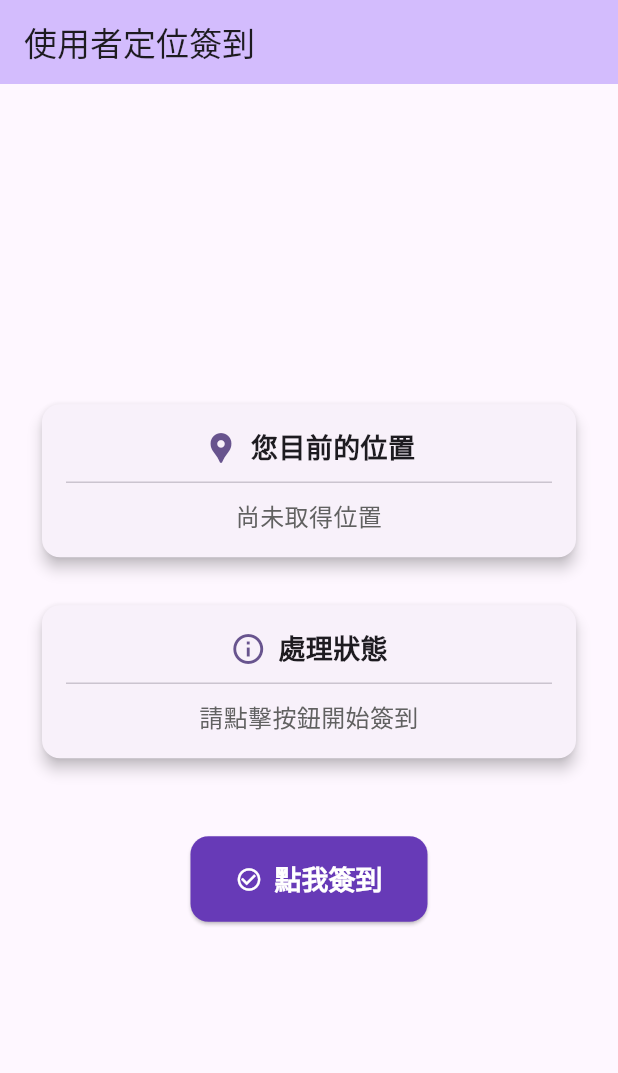
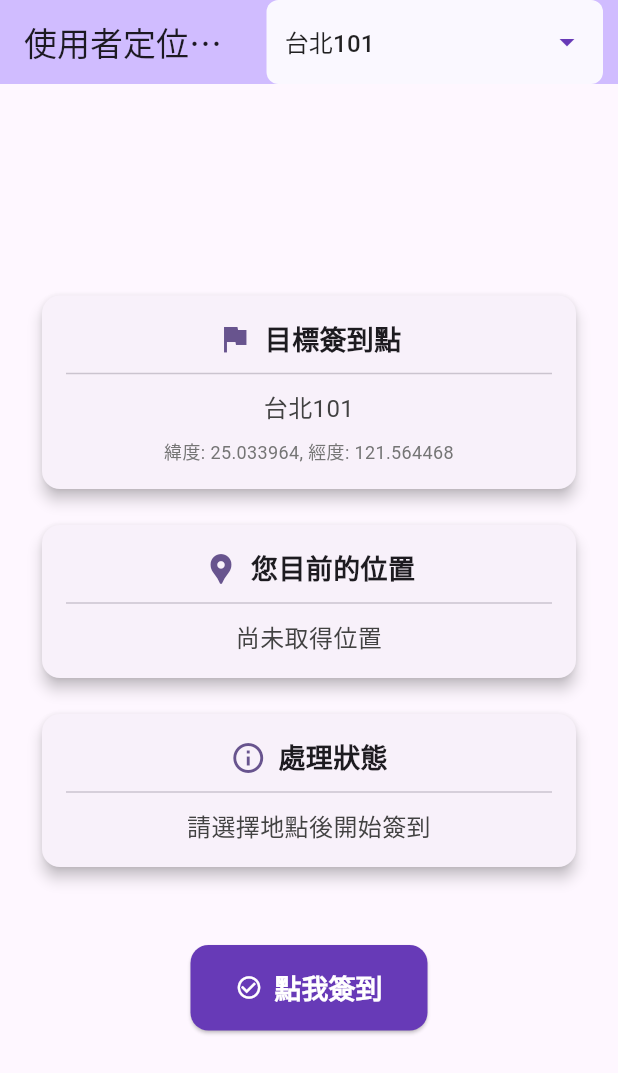
Before and after one commit to william11123/demo_flutter, a Flutter app: the screen it shows after launch, on a phone screen of 412 x 824 dp. Shown: the top 1073 px of the screen. Run offline on Flutter 3.47's test engine with Material 3 defaults, Android fonts, the phone set to English and light mode, and no system bars; our stand-ins replace geolocator.

Commit message:
重構地點簽到功能，新增地點選擇下拉式選單，更新簽到邏輯及UI顯示

```diff
--- a/lib/main.dart
+++ b/lib/main.dart
@@ -5,34 +5,14 @@ import 'dart:convert'; // 用於處理 JSON
 import 'dart:async'; // 用於 Timeout 處理
 import 'dart:io' show Platform; // 用於判斷平台
 
-/*
- * =================================================================================
- * 重要提醒：專案設定
- * =================================================================================
- *
- * 1. pubspec.yaml:
- * 請確保您已經在 pubspec.yaml 的 dependencies 區塊中加入了以下套件：
- * dependencies:
- * flutter:
- * sdk: flutter
- * geolocator: ^12.0.0  # (請使用最新版本)
- * http: ^1.2.1         # (請使用最新版本)
- *
- * 2. Android 設定 (android/app/src/main/AndroidManifest.xml):
- * 在 <manifest> 標籤內，加入網路和定位權限：
- * <uses-permission android:name="android.permission.INTERNET" />
- * <uses-permission android:name="android.permission.ACCESS_FINE_LOCATION" />
- * <uses-permission android:name="android.permission.ACCESS_COARSE_LOCATION" />
- * 如果您的 API 使用 http 而非 https，需要在 <application> 標籤中加入：
- * android:usesCleartextTraffic="true"
- *
- * 3. iOS 設定 (ios/Runner/Info.plist):
- * 在 <dict> 標籤內，加入定位權限的使用說明：
- * <key>NSLocationWhenInUseUsageDescription</key>
- * <string>我們需要您的位置來為您提供簽到服務。</string>
- *
- * =================================================================================
- */
+// --- 第 1 步：建立地點資料模型 ---
+class LocationTarget {
+  final String name;
+  final double latitude;
+  final double longitude;
+
+  LocationTarget({required this.name, required this.latitude, required this.longitude});
+}
 
 void main() {
   runApp(const MyApp());
@@ -48,6 +28,10 @@ class MyApp extends StatelessWidget {
       theme: ThemeData(
         colorScheme: ColorScheme.fromSeed(seedColor: Colors.deepPurple),
         useMaterial3: true,
+        appBarTheme: AppBarTheme(
+          backgroundColor: Theme.of(context).colorScheme.inversePrimary,
+          foregroundColor: Colors.black87,
+        ),
         elevatedButtonTheme: ElevatedButtonThemeData(
           style: ElevatedButton.styleFrom(
             backgroundColor: Colors.deepPurple,
@@ -74,59 +58,59 @@ class UserHomePage extends StatefulWidget {
 }
 
 class _UserHomePageState extends State<UserHomePage> {
-  // 狀態變數
+  // --- 第 2 步：新增狀態變數和地點列表 ---
   Position? _currentPosition;
-  String _statusMessage = '請點擊按鈕開始簽到';
+  String _statusMessage = '請選擇地點後開始簽到';
   bool _isLoading = false;
+
+  // 預設的地點列表
+  final List<LocationTarget> _locations = [
+    LocationTarget(name: "台北101", latitude: 25.033964, longitude: 121.564468),
+    LocationTarget(name: "台北車站", latitude: 25.047924, longitude: 121.517082),
+    LocationTarget(name: "國立故宮博物院", latitude: 25.10259, longitude: 121.54857),
+    LocationTarget(name: "Google加州總部(測試用)", latitude: 37.42200, longitude: -122.08400),
+  ];
+
+  // 用於儲存當前選中的地點
+  LocationTarget? _selectedLocation;
+
+  @override
+  void initState() {
+    super.initState();
+    // 預設選中列表中的第一個地點
+    if (_locations.isNotEmpty) {
+      _selectedLocation = _locations.first;
+    }
+  }
+
 
   // --- 邏輯函式 ---
 
-  /// 1. 獲取目前 GPS 位置
-  /// 如果成功，會更新 _currentPosition 並回傳 true。
-  /// 如果失敗（權限、服務關閉等），會更新 _statusMessage 並回傳 false。
   Future<bool> _getCurrentLocation() async {
-    // 檢查定位服務是否開啟
+    // ... (此函式保持不變)
     bool serviceEnabled = await Geolocator.isLocationServiceEnabled();
     if (!serviceEnabled) {
-      if (mounted) {
-        setState(() => _statusMessage = '請開啟裝置的定位服務');
-      }
+      if (mounted) setState(() => _statusMessage = '請開啟裝置的定位服務');
       return false;
     }
-
-    // 檢查並請求定位權限
     LocationPermission permission = await Geolocator.checkPermission();
     if (permission == LocationPermission.denied) {
       permission = await Geolocator.requestPermission();
       if (permission == LocationPermission.denied) {
-        if (mounted) {
-          setState(() => _statusMessage = '您已拒絕定位權限，無法簽到');
-        }
+        if (mounted) setState(() => _statusMessage = '您已拒絕定位權限，無法簽到');
         return false;
       }
     }
-
     if (permission == LocationPermission.deniedForever) {
-      if (mounted) {
-        setState(() => _statusMessage = '定位權限已被永久拒絕，請至系統設定中手動開啟');
-      }
-      // 可以考慮跳出一個對話框，引導使用者去設定
-      // await Geolocator.openAppSettings();
+      if (mounted) setState(() => _statusMessage = '定位權限已被永久拒絕，請至系統設定中手動開啟');
       return false;
     }
-
-    // 獲取位置，並加入錯誤處理
     try {
-      // *** 更新部分：根據新版 geolocator，將設定整合至 LocationSettings ***
       final LocationSettings locationSettings = LocationSettings(
         accuracy: LocationAccuracy.high,
         timeLimit: const Duration(seconds: 10),
       );
-
-      final position = await Geolocator.getCurrentPosition(
-        locationSettings: locationSettings,
-      );
-
+      final position = await Geolocator.getCurrentPosition(locationSettings: locationSettings);
       if (mounted) {
         setState(() {
           _currentPosition = position;
@@ -135,41 +119,40 @@ class _UserHomePageState extends State<UserHomePage> {
       }
       return true;
     } on TimeoutException {
-      if (mounted) {
-        setState(() => _statusMessage = '獲取位置超時，請檢查 GPS 訊號');
-      }
+      if (mounted) setState(() => _statusMessage = '獲取位置超時，請檢查 GPS 訊號');
       return false;
     } catch (e) {
-      if (mounted) {
-        setState(() => _statusMessage = '獲取位置失敗: $e');
-      }
+      if (mounted) setState(() => _statusMessage = '獲取位置失敗: $e');
       return false;
     }
   }
 
-  /// 2. 呼叫後端的 "arrive" API
+  /// --- 第 5 步：更新簽到邏輯 ---
   Future<void> _sendArrivalRequest() async {
     if (_currentPosition == null) {
-      if (mounted) {
-        setState(() => _statusMessage = '內部錯誤：位置為空，無法傳送請求');
-      }
+      if (mounted) setState(() => _statusMessage = '內部錯誤：使用者位置為空');
+      return;
+    }
+    if (_selectedLocation == null) {
+      if (mounted) setState(() => _statusMessage = '錯誤：尚未選擇簽到地點');
       return;
     }
 
-    // 後端 API 網址，請根據您的情況修改
-    // Android 模擬器連到本機，網址用 10.0.2.2
-    // iOS 模擬器連到本機，網址用 localhost 或 127.0.0.1
     final String apiUrl = Platform.isAndroid
-        ? 'http://10.0.2.2:8080/api/location/arrive/user123'
-        : 'http://localhost:8080/api/location/arrive/user123'; // 暫時寫死 userId
-
+        ? 'http://10.0.2.2:8080/api/location/check-in'
+        : 'http://localhost:8080/api/location/check-in';
     try {
+      // 之後我們會把 userId 和 locationName 也傳給後端
       final response = await http.post(
         Uri.parse(apiUrl),
         headers: {'Content-Type': 'application/json; charset=UTF-8'},
         body: json.encode({
+          // 傳送使用者當前的位置
           'latitude': _currentPosition!.latitude,
           'longitude': _currentPosition!.longitude,
+          // 之後給新 API 用的額外資訊
+          'userId': 'user123', // 暫時寫死
+          'locationName': _selectedLocation!.name,
         }),
       ).timeout(const Duration(seconds: 15));
 
@@ -178,20 +161,21 @@ class _UserHomePageState extends State<UserHomePage> {
           final responseBody = json.decode(utf8.decode(response.bodyBytes));
           setState(() => _statusMessage = '簽到成功：${responseBody['message'] ?? '伺服器已處理'}');
         } else {
-          setState(() => _statusMessage = '簽到失敗：伺服器錯誤 ${response.statusCode}');
+          // 這裡我們直接顯示後端的錯誤訊息
+           final responseBody = json.decode(utf8.decode(response.bodyBytes));
+          setState(() => _statusMessage = '簽到失敗：${responseBody['message'] ?? '伺服器錯誤 ${response.statusCode}'}');
         }
       }
+    } on FormatException {
+       if (mounted) setState(() => _statusMessage = '簽到失敗：後端回傳格式錯誤，請檢查後端 API');
     } catch (e) {
-      if (mounted) {
-        setState(() => _statusMessage = '呼叫簽到 API 失敗: $e');
-      }
+      if (mounted) setState(() => _statusMessage = '呼叫簽到 API 失敗: $e');
     }
   }
 
-  /// 3. 簽到按鈕的整合處理函式
   void _handleCheckIn() async {
+    // ... (此函式前半段不變)
     if (_isLoading) return;
-
     if (mounted) {
       setState(() {
         _isLoading = true;
@@ -199,34 +183,74 @@ class _UserHomePageState extends State<UserHomePage> {
         _currentPosition = null;
       });
     }
-
     final bool gotLocation = await _getCurrentLocation();
     if (!gotLocation) {
-      if (mounted) {
-        setState(() => _isLoading = false);
-      }
+      if (mounted) setState(() => _isLoading = false);
       return;
     }
 
-    if (mounted) {
-      setState(() => _statusMessage = '正在傳送簽到請求...');
+    // --- 第 5.1 步：更新後端判斷邏輯 ---
+    // 我們需要修改後端，讓它能接收目標地點的經緯度
+    // 在這裡，我們先在前端模擬判斷
+    final double targetLat = _selectedLocation!.latitude;
+    final double targetLon = _selectedLocation!.longitude;
+
+    // 使用 geolocator 內建的距離計算
+    final distanceInMeters = Geolocator.distanceBetween(
+      _currentPosition!.latitude,
+      _currentPosition!.longitude,
+      targetLat,
+      targetLon
+    );
+
+    if (distanceInMeters <= 5000) { // 假設範圍是 5 公里
+       if (mounted) setState(() => _statusMessage = '距離驗證通過！正在傳送簽到請求...');
+       await _sendArrivalRequest(); // 距離符合，才真的送出請求
+    } else {
+       if (mounted) setState(() => _statusMessage = '簽到失敗：您距離「${_selectedLocation!.name}」太遠了 (${(distanceInMeters/1000).toStringAsFixed(2)} 公里)');
     }
 
-    await _sendArrivalRequest();
-
-    if (mounted) {
-      setState(() => _isLoading = false);
-    }
+    if (mounted) setState(() => _isLoading = false);
   }
 
   // --- UI 介面 ---
-
   @override
   Widget build(BuildContext context) {
     return Scaffold(
       appBar: AppBar(
-        backgroundColor: Theme.of(context).colorScheme.inversePrimary,
         title: Text(widget.title),
+        // --- 第 3 步：加入下拉式選單到 AppBar ---
+        actions: <Widget>[
+          // 確保地點列表不為空才顯示選單
+          if (_locations.isNotEmpty)
+            Container(
+              margin: const EdgeInsets.only(right: 10.0),
+              padding: const EdgeInsets.symmetric(horizontal: 12.0, vertical: 4.0),
+              decoration: BoxDecoration(
+                color: Colors.white.withOpacity(0.9),
+                borderRadius: BorderRadius.circular(8.0),
+              ),
+              child: DropdownButtonHideUnderline(
+                child: DropdownButton<LocationTarget>(
+                  value: _selectedLocation,
+                  icon: const Icon(Icons.arrow_drop_down, color: Colors.deepPurple),
+                  onChanged: (LocationTarget? newValue) {
+                    // --- 第 4 步：管理選取狀態 ---
+                    setState(() {
+                      _selectedLocation = newValue;
+                      _statusMessage = '已選擇地點：${newValue?.name}';
+                    });
+                  },
+                  items: _locations.map<DropdownMenuItem<LocationTarget>>((LocationTarget location) {
+                    return DropdownMenuItem<LocationTarget>(
+                      value: location,
+                      child: Text(location.name, style: const TextStyle(color: Colors.black87)),
+                    );
+                  }).toList(),
+                ),
+              ),
+            ),
+        ],
       ),
       body: Center(
         child: Padding(
@@ -234,6 +258,16 @@ class _UserHomePageState extends State<UserHomePage> {
           child: Column(
             mainAxisAlignment: MainAxisAlignment.center,
             children: <Widget>[
+              // 新增一個卡片來顯示目標地點
+              _buildInfoCard(
+                icon: Icons.flag,
+                title: '目標簽到點',
+                content: _selectedLocation?.name ?? '尚未選擇地點',
+                subtitle: _selectedLocation != null
+                  ? '緯度: ${_selectedLocation!.latitude}, 經度: ${_selectedLocation!.longitude}'
+                  : '',
+              ),
+              const SizedBox(height: 16),
               _buildInfoCard(
                 icon: Icons.location_pin,
                 title: '您目前的位置',
@@ -241,15 +275,13 @@ class _UserHomePageState extends State<UserHomePage> {
                     ? '尚未取得位置'
                     : '緯度: ${_currentPosition!.latitude.toStringAsFixed(5)}\n經度: ${_currentPosition!.longitude.toStringAsFixed(5)}',
               ),
-              const SizedBox(height: 24),
-
+              const SizedBox(height: 16),
               _buildInfoCard(
                 icon: Icons.info_outline,
                 title: '處理狀態',
                 content: _statusMessage,
               ),
               const SizedBox(height: 48),
-
               _isLoading
                   ? const CircularProgressIndicator()
                   : ElevatedButton.icon(
@@ -264,7 +296,8 @@ class _UserHomePageState extends State<UserHomePage> {
     );
   }
 
-  Widget _buildInfoCard({required IconData icon, required String title, required String content}) {
+  // 抽取出一個建立資訊卡片的輔助函式，讓 UI 更清晰
+  Widget _buildInfoCard({required IconData icon, required String title, required String content, String? subtitle}) {
     return Card(
       elevation: 4,
       shape: RoundedRectangleBorder(borderRadius: BorderRadius.circular(12)),
@@ -283,9 +316,18 @@ class _UserHomePageState extends State<UserHomePage> {
             const Divider(height: 20, thickness: 1),
             Text(
               content,
-              style: TextStyle(fontSize: 16, color: Colors.grey[700], height: 1.5),
+              style: TextStyle(fontSize: 16, color: Colors.grey[800], height: 1.5),
               textAlign: TextAlign.center,
             ),
+            if (subtitle != null && subtitle.isNotEmpty)
+              Padding(
+                padding: const EdgeInsets.only(top: 8.0),
+                child: Text(
+                  subtitle,
+                  style: TextStyle(fontSize: 12, color: Colors.grey[600]),
+                  textAlign: TextAlign.center,
+                ),
+              ),
           ],
         ),
       ),
```
